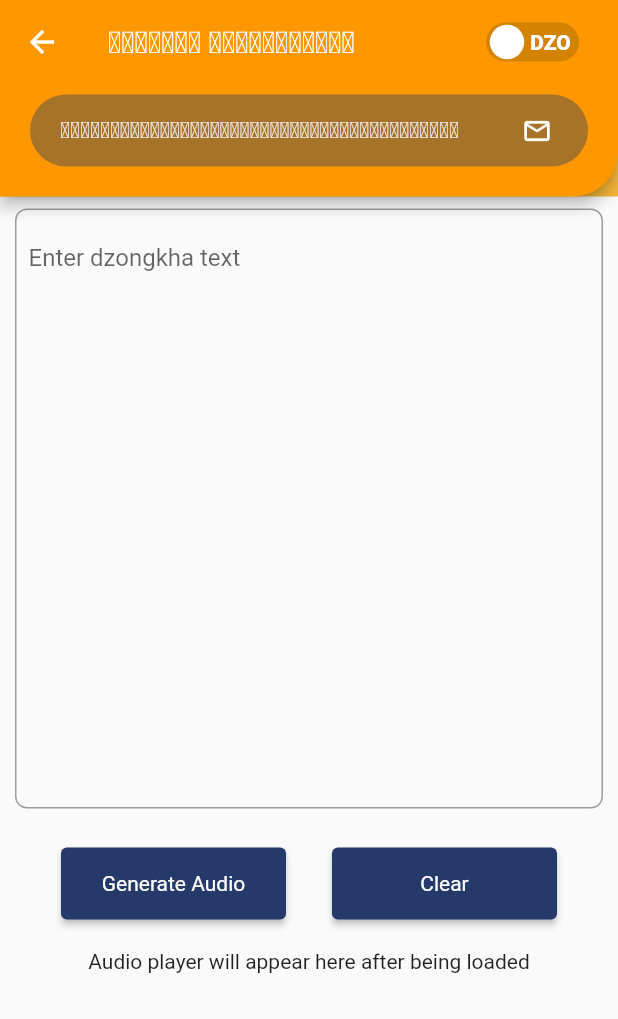
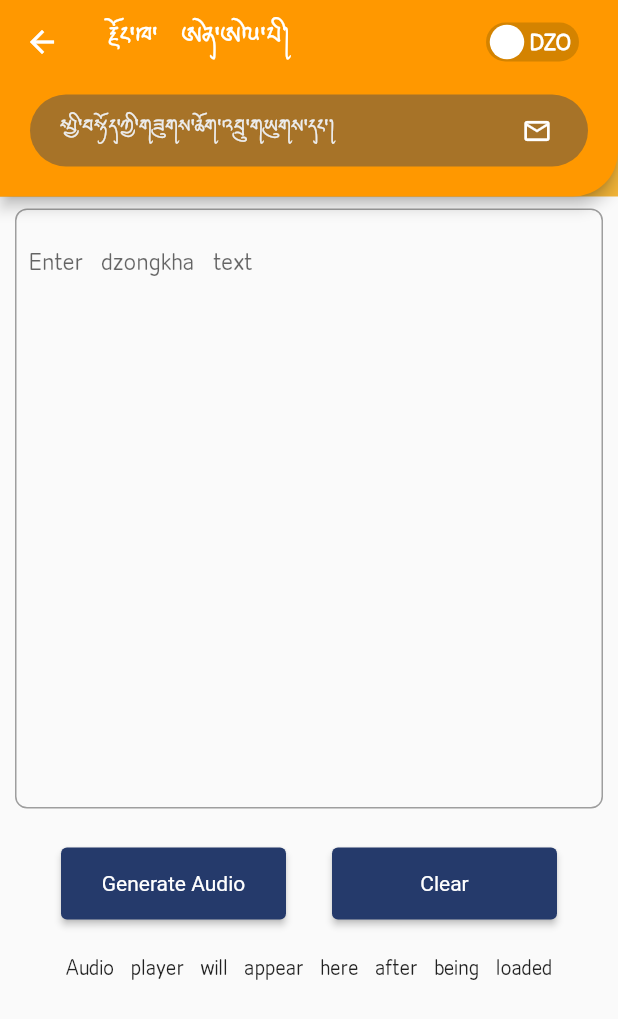
Before and after one commit to kinleyrabgay/nlp-v0, a Flutter app: the TTSModel screen opened directly, after a tap on "ENG", on a phone screen of 412 x 824 dp. Shown: the top 1019 px of the screen. Run offline on Flutter 3.47's test engine with Material 2 defaults, Android fonts, the phone set to English and light mode, and no system bars; drawn by our look-alikes of flutter_switch; our stand-ins replace assets_audio_player, audioplayers, file_picker, flutter_spinkit, flutter_svg, font_awesome_flutter and 2 more; missing offline and left inert: audio_slider, audio_waveforms, record; accounts and stored records are empty.

Commit message:
font changed to joyig

```diff
--- a/lib/main.dart
+++ b/lib/main.dart
@@ -1,6 +1,7 @@
 import 'package:dzongkha_nlp_mobile/pages/dashboard/dashboard_screen.dart';
 import 'package:dzongkha_nlp_mobile/provider/state.dart';
 import 'package:flutter/material.dart';
+import 'package:flutter/services.dart';
 import 'package:provider/provider.dart';
 
 import 'pages/splash/splash_screen.dart';
@@ -24,13 +25,15 @@ class MyApp extends StatelessWidget {
   // This widget is the root of your application.
   @override
   Widget build(BuildContext context) {
+    final englishState = Provider.of<EnglishState>(context);
+
     return MaterialApp(
       debugShowCheckedModeBanner: false,
       title: "DASR",
       theme: ThemeData(
         brightness: Brightness.light,
         primaryColor: const Color.fromARGB(255, 15, 31, 65),
-        fontFamily: 'Roboto',
+        fontFamily: englishState.isEnglishSelected ? 'Roboto' : "Joyig",
       ),
       home: SplashScreen(),
     );
```
Also changed, not shown: pubspec.yaml (+7 -7 lines), assets/fonts/Joyig.ttf (added), 1 other file.
